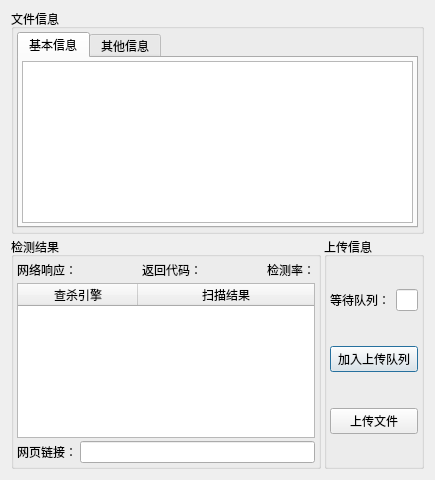
Qt form src/UILib/upload_file.ui (zengrx/S.M.A.R.T) before a commit.
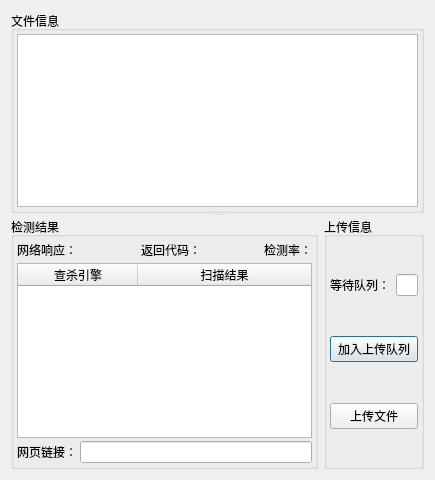
The same form after that commit.

Commit message: 重写详细信息右键窗口

Diff of the .ui file:
```diff
--- a/src/UILib/upload_file.ui
+++ b/src/UILib/upload_file.ui
@@ -26,18 +26,16 @@
    <string>上传样本</string>
   </property>
   <layout class="QVBoxLayout" name="verticalLayout">
-   <property name="spacing">
-    <number>3</number>
-   </property>
-   <property name="topMargin">
-    <number>9</number>
-   </property>
    <item>
+    <widget class="QSplitter" name="splitter">
+     <property name="orientation">
+      <enum>Qt::Vertical</enum>
+     </property>
     <widget class="QGroupBox" name="groupBox">
      <property name="minimumSize">
       <size>
        <width>0</width>
-       <height>220</height>
+        <height>0</height>
       </size>
      </property>
      <property name="maximumSize">
@@ -63,55 +61,18 @@
        <number>3</number>
       </property>
       <item>
-       <widget class="QTabWidget" name="tabWidget">
-        <property name="currentIndex">
-         <number>0</number>
-        </property>
-        <widget class="QWidget" name="tab">
-         <attribute name="title">
-          <string>基本信息</string>
-         </attribute>
-         <layout class="QVBoxLayout" name="verticalLayout_4">
-          <property name="leftMargin">
-           <number>3</number>
-          </property>
-          <property name="topMargin">
-           <number>3</number>
-          </property>
-          <property name="rightMargin">
-           <number>3</number>
-          </property>
-          <property name="bottomMargin">
-           <number>3</number>
-          </property>
-          <item>
            <widget class="QListWidget" name="listWidget"/>
           </item>
          </layout>
         </widget>
-        <widget class="QWidget" name="tab_2">
-         <attribute name="title">
-          <string>其他信息</string>
-         </attribute>
-         <layout class="QVBoxLayout" name="verticalLayout_5">
-          <item>
-           <widget class="QListWidget" name="listWidget_2"/>
-          </item>
-         </layout>
-        </widget>
-       </widget>
-      </item>
-     </layout>
-    </widget>
-   </item>
-   <item>
+     <widget class="QWidget" name="">
     <layout class="QHBoxLayout" name="horizontalLayout">
      <item>
       <widget class="QGroupBox" name="groupBox_2">
        <property name="minimumSize">
         <size>
          <width>0</width>
-         <height>230</height>
+           <height>0</height>
         </size>
        </property>
        <property name="title">
@@ -348,6 +309,8 @@
       </widget>
      </item>
     </layout>
+     </widget>
+    </widget>
    </item>
   </layout>
  </widget>
```
Left out of the diff: 3 changed lines with no effect on the pictures. Lines whose indentation alone changed are shown as unchanged. The commit also changes 19 other files.
